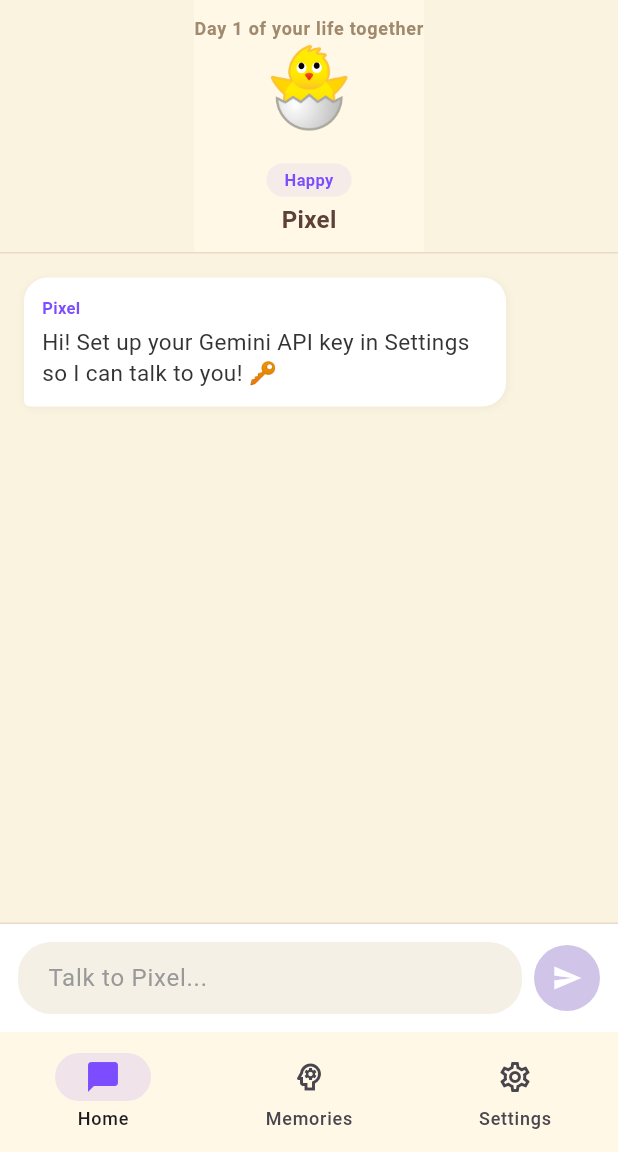
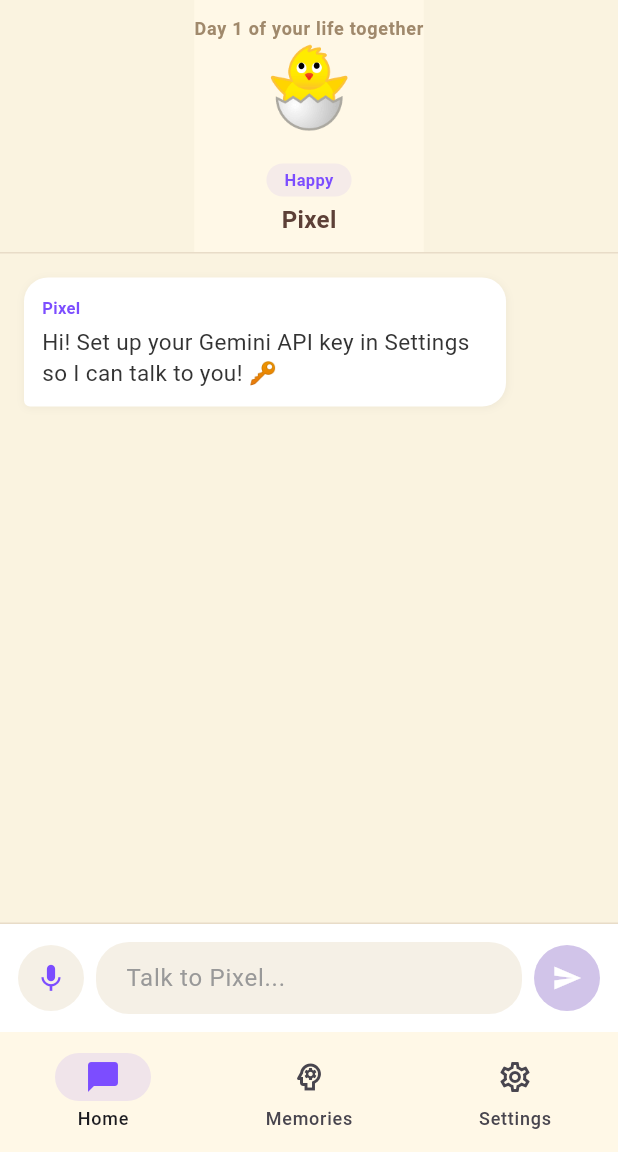
Before and after one commit to shiraseee/proto-game, a Flutter app: the screen it shows after launch, on a phone screen of 412 x 824 dp, the part 84-1236 px from its top. Run offline on Flutter 3.47's test engine with Material 3 defaults, Android fonts, the phone set to English and light mode, and no system bars; our stand-ins replace flutter_secure_storage, speech_to_text, sqflite; accounts and stored records are empty.

Commit message:
Add voice input to AniMind — talk to Pixel with your mic
- Add speech_to_text package for speech recognition
- Mic button with pulsing animation while listening
- Auto-sends message when user stops speaking
- "Listening..." indicator above input bar
- Android: RECORD_AUDIO permission + speech recognition query
- iOS: NSMicrophoneUsageDescription + NSSpeechRecognitionUsageDescription

https://claude.ai/code/session_01NGBMrLe8DAmXrmuz7eTS6Q

```diff
--- a/animind_flutter/lib/screens/home_screen.dart
+++ b/animind_flutter/lib/screens/home_screen.dart
@@ -1,5 +1,6 @@
 import 'package:flutter/material.dart';
 import 'package:provider/provider.dart';
+import 'package:speech_to_text/speech_to_text.dart' as stt;
 import '../models/memory.dart';
 import '../services/app_state.dart';
 import '../services/gemini_service.dart';
@@ -11,7 +12,7 @@ class HomeScreen extends StatefulWidget {
   State<HomeScreen> createState() => _HomeScreenState();
 }
 
-class _HomeScreenState extends State<HomeScreen> with SingleTickerProviderStateMixin {
+class _HomeScreenState extends State<HomeScreen> with TickerProviderStateMixin {
   final _controller = TextEditingController();
   final _scrollController = ScrollController();
   final _messages = <ChatMessage>[];
@@ -19,6 +20,14 @@ class _HomeScreenState extends State<HomeScreen> with SingleTickerProviderStateM
   bool _greetingShown = false;
   late AnimationController _bounceController;
   late Animation<double> _bounceAnimation;
+
+  // Voice input
+  final stt.SpeechToText _speech = stt.SpeechToText();
+  bool _speechAvailable = false;
+  bool _isListening = false;
+  String _lastLocaleId = '';
+  late AnimationController _pulseController;
+  late Animation<double> _pulseAnimation;
 
   @override
   void initState() {
@@ -31,6 +40,86 @@ class _HomeScreenState extends State<HomeScreen> with SingleTickerProviderStateM
     _bounceAnimation = Tween<double>(begin: 0, end: -10).animate(
       CurvedAnimation(parent: _bounceController, curve: Curves.easeInOut),
     );
+
+    // Pulse animation for mic button while listening
+    _pulseController = AnimationController(
+      vsync: this,
+      duration: const Duration(milliseconds: 800),
+    );
+    _pulseAnimation = Tween<double>(begin: 1.0, end: 1.3).animate(
+      CurvedAnimation(parent: _pulseController, curve: Curves.easeInOut),
+    );
+
+    _initSpeech();
+  }
+
+  Future<void> _initSpeech() async {
+    _speechAvailable = await _speech.initialize(
+      onStatus: (status) {
+        // When speech recognition stops naturally (e.g. silence detected)
+        if (status == 'done' || status == 'notListening') {
+          if (mounted && _isListening) {
+            setState(() => _isListening = false);
+            _pulseController.stop();
+            _pulseController.reset();
+          }
+        }
+      },
+      onError: (error) {
+        if (mounted) {
+          setState(() => _isListening = false);
+          _pulseController.stop();
+          _pulseController.reset();
+        }
+      },
+    );
+
+    // Pick best locale (prefer user's language)
+    if (_speechAvailable) {
+      final locales = await _speech.locales();
+      final systemLocale = await _speech.systemLocale();
+      _lastLocaleId = systemLocale?.localeId ?? (locales.isNotEmpty ? locales.first.localeId : '');
+    }
+
+    if (mounted) setState(() {});
+  }
+
+  Future<void> _toggleListening() async {
+    if (!_speechAvailable) {
+      ScaffoldMessenger.of(context).showSnackBar(
+        const SnackBar(content: Text('Speech recognition not available on this device')),
+      );
+      return;
+    }
+
+    if (_isListening) {
+      await _speech.stop();
+      setState(() => _isListening = false);
+      _pulseController.stop();
+      _pulseController.reset();
+    } else {
+      setState(() => _isListening = true);
+      _pulseController.repeat(reverse: true);
+
+      await _speech.listen(
+        onResult: (result) {
+          setState(() {
+            _controller.text = result.recognizedWords;
+            _controller.selection = TextSelection.fromPosition(
+              TextPosition(offset: _controller.text.length),
+            );
+          });
+          // Auto-send when speech is final (user stopped talking)
+          if (result.finalResult && _controller.text.trim().isNotEmpty) {
+            _sendMessage();
+          }
+        },
+        localeId: _lastLocaleId,
+        listenMode: stt.ListenMode.dictation,
+        cancelOnError: true,
+        partialResults: true,
+      );
+    }
   }
 
   @override
@@ -38,6 +127,8 @@ class _HomeScreenState extends State<HomeScreen> with SingleTickerProviderStateM
     _controller.dispose();
     _scrollController.dispose();
     _bounceController.dispose();
+    _pulseController.dispose();
+    _speech.stop();
     super.dispose();
   }
 
@@ -309,16 +400,82 @@ class _HomeScreenState extends State<HomeScreen> with SingleTickerProviderStateM
         color: Colors.white,
         border: Border(top: BorderSide(color: Color(0xFFE8DCC8))),
       ),
+      child: Column(
+        mainAxisSize: MainAxisSize.min,
+        children: [
+          // Listening indicator
+          if (_isListening)
+            Padding(
+              padding: const EdgeInsets.only(bottom: 8),
               child: Row(
+                mainAxisAlignment: MainAxisAlignment.center,
                 children: [
+                  Container(
+                    width: 8,
+                    height: 8,
+                    decoration: const BoxDecoration(
+                      shape: BoxShape.circle,
+                      color: Color(0xFFFF5252),
+                    ),
+                  ),
+                  const SizedBox(width: 8),
+                  const Text(
+                    'Listening...',
+                    style: TextStyle(
+                      fontSize: 13,
+                      color: Color(0xFFFF5252),
+                      fontWeight: FontWeight.w600,
+                    ),
+                  ),
+                ],
+              ),
+            ),
+          Row(
+            children: [
+              // Mic button
+              if (_speechAvailable)
+                Padding(
+                  padding: const EdgeInsets.only(right: 8),
+                  child: AnimatedBuilder(
+                    animation: _pulseAnimation,
+                    builder: (context, child) {
+                      return Transform.scale(
+                        scale: _isListening ? _pulseAnimation.value : 1.0,
+                        child: child,
+                      );
+                    },
+                    child: Material(
+                      color: _isListening
+                          ? const Color(0xFFFF5252)
+                          : const Color(0xFFF5F0E6),
+                      borderRadius: BorderRadius.circular(22),
+                      child: InkWell(
+                        borderRadius: BorderRadius.circular(22),
+                        onTap: _loading ? null : _toggleListening,
+                        child: SizedBox(
+                          width: 44,
+                          height: 44,
+                          child: Icon(
+                            _isListening ? Icons.stop : Icons.mic,
+                            color: _isListening
+                                ? Colors.white
+                                : const Color(0xFF7C4DFF),
+                            size: 22,
+                          ),
+                        ),
+                      ),
+                    ),
+                  ),
+                ),
+              // Text field
               Expanded(
                 child: TextField(
                   controller: _controller,
-              enabled: !_loading,
+                  enabled: !_loading && !_isListening,
                   textInputAction: TextInputAction.send,
                   onSubmitted: (_) => _sendMessage(),
                   decoration: InputDecoration(
-                hintText: 'Talk to Pixel...',
+                    hintText: _isListening ? 'Speak now...' : 'Talk to Pixel...',
                     hintStyle: const TextStyle(color: Color(0xFF999999)),
                     filled: true,
                     fillColor: const Color(0xFFF5F0E6),
@@ -333,6 +490,7 @@ class _HomeScreenState extends State<HomeScreen> with SingleTickerProviderStateM
                   ),
                 ),
               ),
+              // Send button
               const SizedBox(width: 8),
               Material(
                 color: _controller.text.trim().isEmpty || _loading
@@ -351,6 +509,8 @@ class _HomeScreenState extends State<HomeScreen> with SingleTickerProviderStateM
               ),
             ],
           ),
+        ],
+      ),
     );
   }
 }
--- a/animind_flutter/pubspec.yaml
+++ b/animind_flutter/pubspec.yaml
@@ -16,6 +16,7 @@ dependencies:
   flutter_secure_storage: ^9.2.4
   intl: ^0.20.1
   provider: ^6.1.2
+  speech_to_text: ^7.0.0
 
 dev_dependencies:
   flutter_test:
```
Also changed, not shown: 2 other files. Lines whose indentation alone changed are shown as unchanged.
